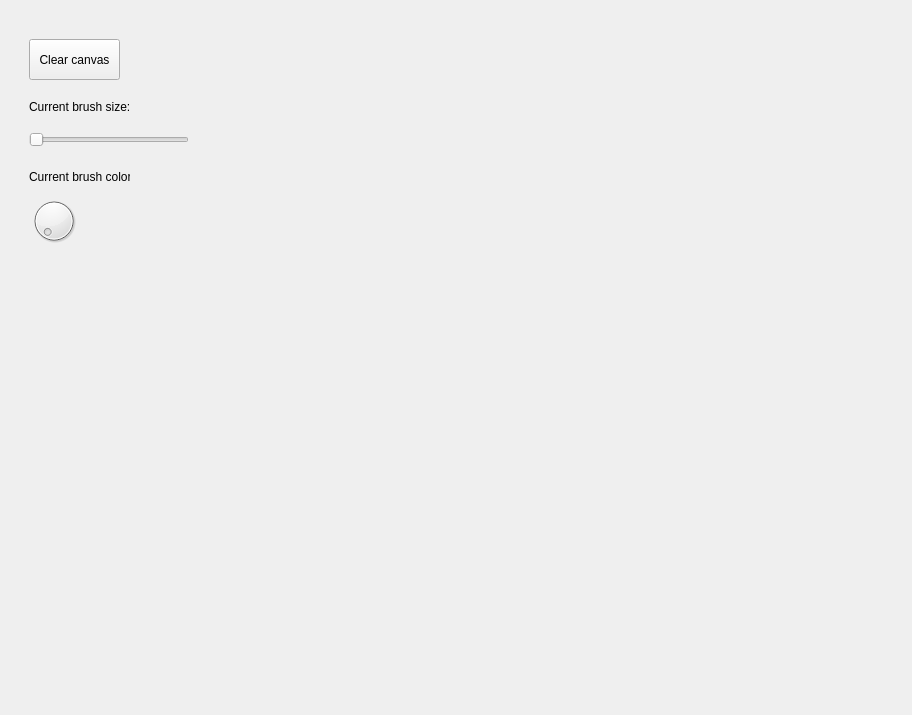
alimq/api, file main.ui: the form before one commit.
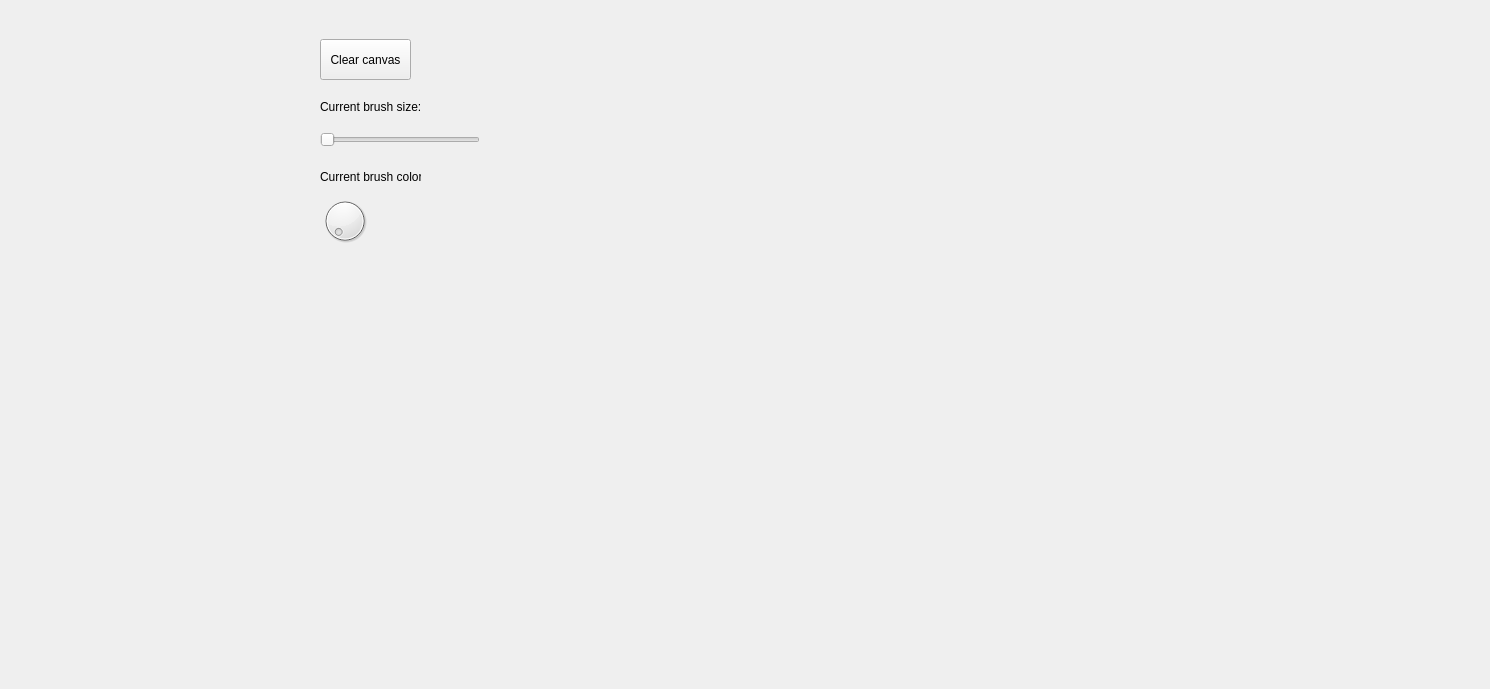
The form after the commit. Custom widgets are drawn as their Qt base class.

Diff of the .ui file:
```diff
--- a/main.ui
+++ b/main.ui
@@ -6,8 +6,8 @@
    <rect>
     <x>0</x>
     <y>0</y>
-    <width>912</width>
-    <height>715</height>
+    <width>1490</width>
+    <height>689</height>
    </rect>
   </property>
   <property name="windowTitle">
@@ -16,13 +16,22 @@
   <widget class="QWidget" name="centralwidget">
    <layout class="QHBoxLayout" name="horizontalLayout">
     <item>
+     <widget class="QWidget" name="leftSpace" native="true"/>
+    </item>
+    <item alignment="Qt::AlignLeft">
      <widget class="QWidget" name="sidebar" native="true">
       <property name="minimumSize">
        <size>
-        <width>388</width>
+        <width>250</width>
         <height>0</height>
        </size>
       </property>
+      <property name="maximumSize">
+       <size>
+        <width>250</width>
+        <height>16777215</height>
+       </size>
+      </property>
       <property name="autoFillBackground">
        <bool>true</bool>
       </property>
@@ -90,18 +99,18 @@
       </widget>
      </widget>
     </item>
-    <item>
+    <item alignment="Qt::AlignLeft">
      <widget class="Canvas" name="canvas" native="true">
       <property name="minimumSize">
        <size>
-        <width>500</width>
-        <height>500</height>
+        <width>600</width>
+        <height>600</height>
        </size>
       </property>
       <property name="maximumSize">
        <size>
-        <width>5000</width>
-        <height>5000</height>
+        <width>600</width>
+        <height>600</height>
        </size>
       </property>
       <property name="baseSize">
@@ -121,6 +130,9 @@
       </property>
      </widget>
     </item>
+    <item>
+     <widget class="QWidget" name="rightSpace" native="true"/>
+    </item>
    </layout>
   </widget>
  </widget>
```
Left out of the diff: 4 changed lines with no effect on the pictures.
